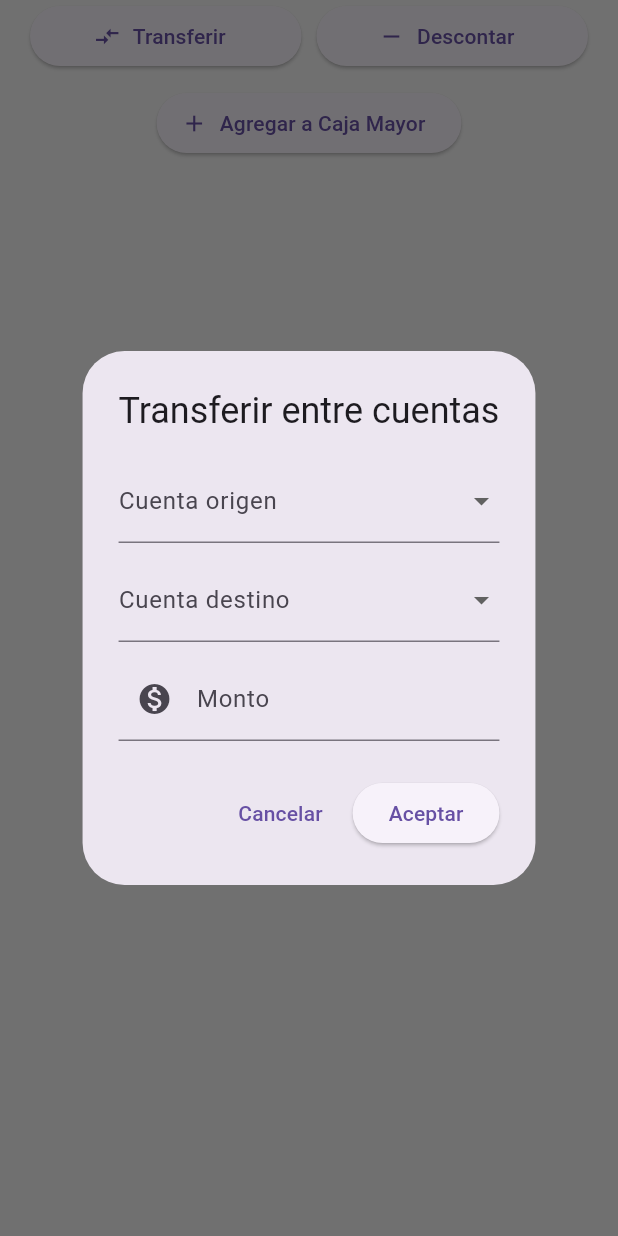
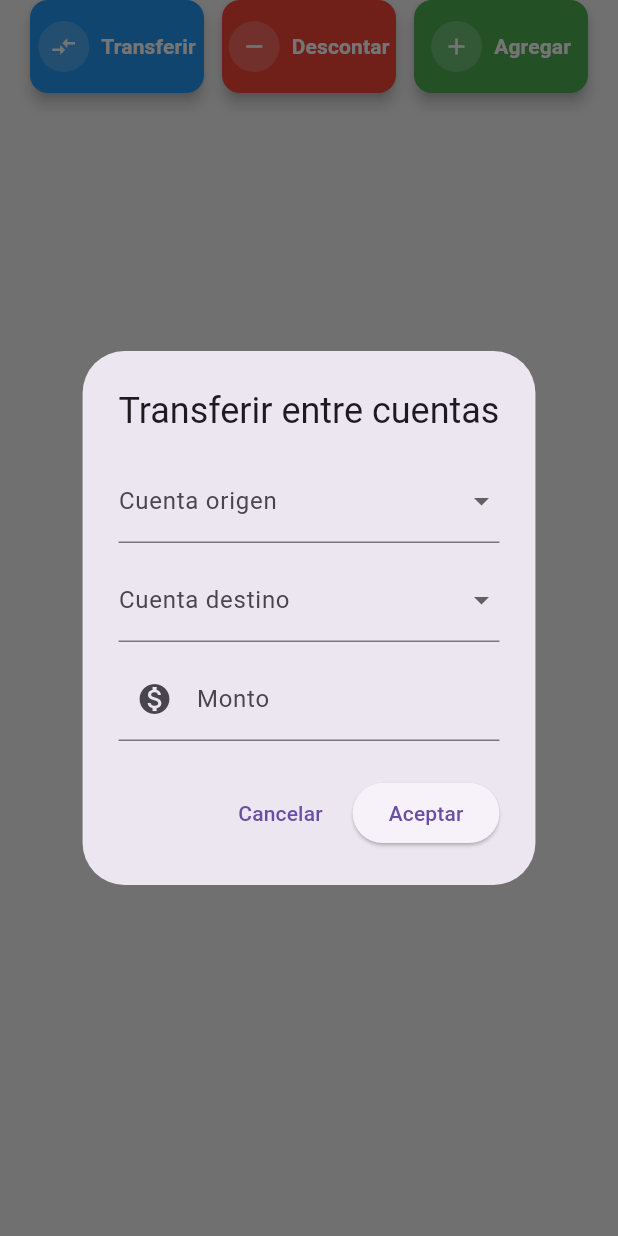
Before and after one commit to Schrei01/valinor_ludoteca, a Flutter app: the ActionPanelWidget widget shown alone on an empty page, opened directly, after a tap on "Transferir", on a phone screen of 412 x 824 dp. Run offline on Flutter 3.47's test engine with Material 3 defaults, Android fonts, the phone set to English and light mode, and no system bars; our stand-ins replace sqflite_common_ffi; accounts and stored records are empty.

Commit message:
Ajuste visual administración

```diff
--- a/lib/screens/management/widgets/action_panel_widget.dart
+++ b/lib/screens/management/widgets/action_panel_widget.dart
@@ -8,40 +8,100 @@ class ActionPanelWidget extends StatelessWidget {
 
   @override
   Widget build(BuildContext context) {
-    return Column(
-      children: [
-        Padding(
+    return Padding(
       padding: const EdgeInsets.symmetric(horizontal: 20),
       child: Row(
+        mainAxisAlignment: MainAxisAlignment.center,
         children: [
-              Expanded(
-                child: ElevatedButton.icon(
+          _buildActionButton(
+            context,
+            label: "Transferir",
+            icon: Icons.compare_arrows,
+            color: Colors.blue,
             onPressed: () => showTransferDialog(context),
-                  icon: const Icon(Icons.compare_arrows),
-                  label: const Text("Transferir"),
+          ),
+          const SizedBox(width: 12),
+          _buildActionButton(
+            context,
+            label: "Descontar",
+            icon: Icons.remove,
+            color: Colors.red,
+            onPressed: () => showExpenseDialog(context),
+          ),
+          const SizedBox(width: 12),
+          _buildActionButton(
+            context,
+            label: "Agregar",
+            icon: Icons.add,
+            color: Colors.green,
+            onPressed: () => showAddDialog(context),
+          ),
+        ],
+      ),
+    );
+  }
+
+  Widget _buildActionButton(
+    BuildContext context, {
+    required String label,
+    required IconData icon,
+    required Color color,
+    required VoidCallback onPressed,
+  }) {
+    return Expanded(
+      child: ElevatedButton(
+        style: ButtonStyle(
+          backgroundColor: WidgetStateProperty.all(color),
+          foregroundColor: WidgetStateProperty.all(Colors.white),
+
+          // 👇 Quita el overlay gris y usa uno acorde al color
+          overlayColor: WidgetStateProperty.resolveWith((states) {
+            if (states.contains(WidgetState.hovered)) {
+              return color.withValues(alpha: 0.85);
+            }
+            if (states.contains(WidgetState.pressed)) {
+              return color.withValues(alpha: 0.7);
+            }
+            return null;
+          }),
+
+          // 👇 Elevación para que se sienta clickeable
+          elevation: WidgetStateProperty.resolveWith((states) {
+            if (states.contains(WidgetState.pressed)) return 2;
+            if (states.contains(WidgetState.hovered)) return 6;
+            return 4;
+          }),
+
+          padding: WidgetStateProperty.all(
+            const EdgeInsets.symmetric(vertical: 14),
+          ),
+
+          shape: WidgetStateProperty.all(
+            RoundedRectangleBorder(
+              borderRadius: BorderRadius.circular(12),
             ),
           ),
-              const SizedBox(width: 10),
-              Expanded(
-                child: ElevatedButton.icon(
-                  onPressed: () => showExpenseDialog(context),
-                  icon: const Icon(Icons.remove),
-                  label: const Text("Descontar"),
         ),
+        onPressed: onPressed,
+        child: Row(
+          mainAxisAlignment: MainAxisAlignment.center,
+          children: [
+            Container(
+              decoration: BoxDecoration(
+                color: Colors.white.withValues(alpha: 0.2),
+                shape: BoxShape.circle,
+              ),
+              padding: const EdgeInsets.all(8),
+              child: Icon(icon, size: 18),
+            ),
+            const SizedBox(width: 8),
+            Text(
+              label,
+              style: const TextStyle(fontWeight: FontWeight.w600),
             ),
           ],
         ),
       ),
-        const SizedBox(height: 10),
-        Padding(
-          padding: const EdgeInsets.symmetric(horizontal: 20),
-          child: ElevatedButton.icon(
-            onPressed: () => showAddDialog(context),
-            icon: const Icon(Icons.add),
-            label: const Text("Agregar a Caja Mayor"),
-          ),
-        ),
-      ],
     );
   }
 }
```
Also changed, not shown: lib/screens/management/widgets/cash_card_widget.dart (+21 -8 lines), lib/screens/management/widgets/cash_summary_widget.dart (+20 -10 lines). Lines whose indentation alone changed are shown as unchanged.
